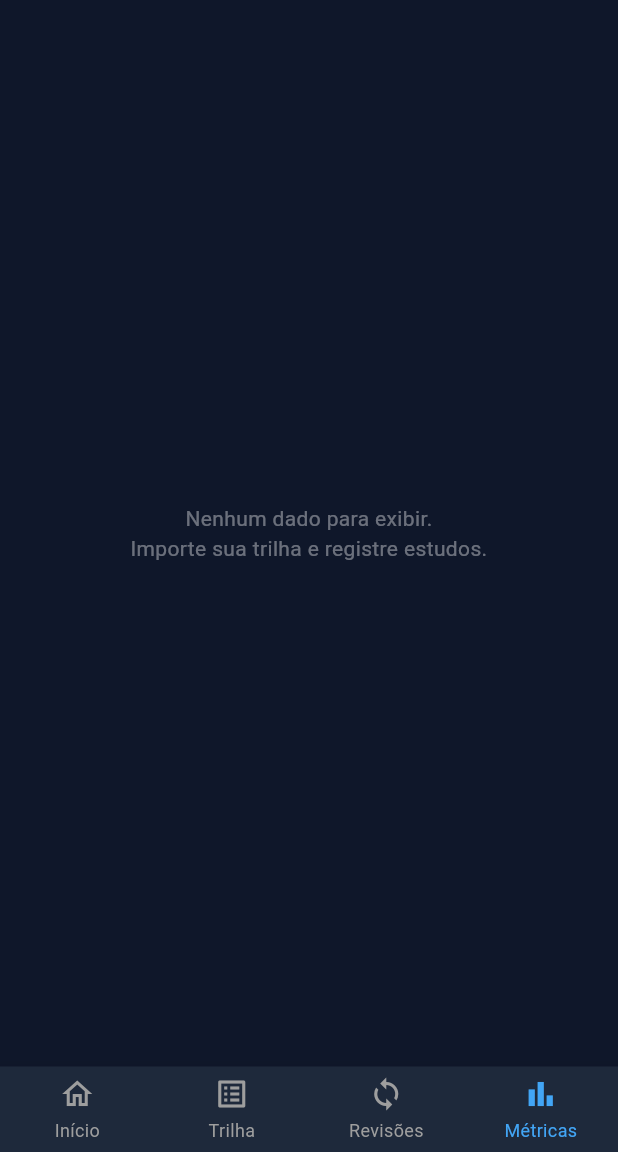
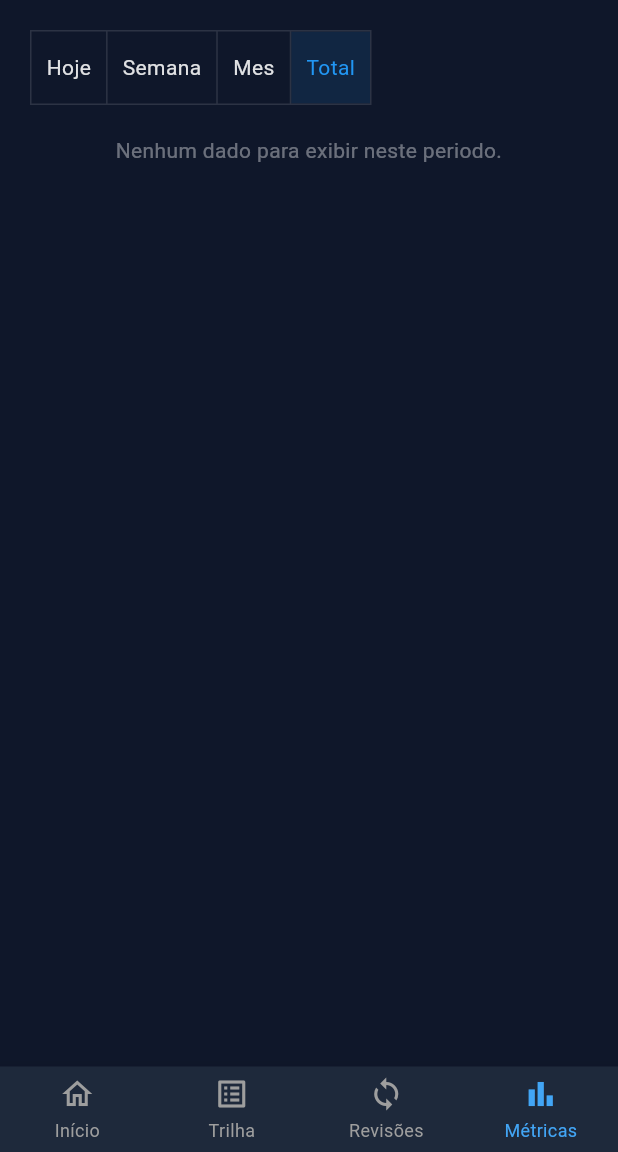
Before and after one commit to Eudberg/zion_mind_pro, a Flutter app: the screen it shows after launch, item 4 of the bottom bar chosen, on a phone screen of 412 x 824 dp, the part 84-1236 px from its top. Run offline on Flutter 3.47's test engine with Material 3 defaults, Android fonts, the phone set to English and light mode, and no system bars; our stand-ins replace csv, file_picker, percent_indicator, shared_preferences, sqflite; accounts and stored records are empty.

Commit message:
etapa 7 - completa - rodando

```diff
--- a/lib/controllers/trilha_controller.dart
+++ b/lib/controllers/trilha_controller.dart
@@ -2,6 +2,7 @@ import 'package:flutter/material.dart';
 import 'package:shared_preferences/shared_preferences.dart';
 import '../models/tarefa_trilha.dart';
 import '../models/sessao_estudo.dart';
+import '../models/periodo_metrica.dart';
 import '../database/tarefas_trilha_dao.dart';
 import '../database/sessoes_dao.dart';
 import '../database/materias_dao.dart';
@@ -107,6 +108,74 @@ class TrilhaController extends ChangeNotifier {
         'minutosPlanejados': tempoTotal.toDouble(),
       };
     });
+    return resultados;
+  }
+
+  Map<String, Map<String, double>> metricasPorMateriaPeriodo(PeriodoMetrica p) {
+    if (p == PeriodoMetrica.total) {
+      return metricasPorMateria;
+    }
+
+    final now = DateTime.now();
+    final today = DateTime(now.year, now.month, now.day);
+    DateTime inicio = today;
+
+    if (p == PeriodoMetrica.semana) {
+      inicio = today.subtract(const Duration(days: 6));
+    } else if (p == PeriodoMetrica.mes) {
+      inicio = today.subtract(const Duration(days: 29));
+    }
+
+    bool incluiNoPeriodo(DateTime? dataConclusao) {
+      if (dataConclusao == null) return false;
+      final d = DateTime(
+        dataConclusao.year,
+        dataConclusao.month,
+        dataConclusao.day,
+      );
+      if (p == PeriodoMetrica.hoje) {
+        return d == today;
+      }
+      return (d.isAfter(inicio) || d.isAtSameMomentAs(inicio)) &&
+          (d.isBefore(today) || d.isAtSameMomentAs(today));
+    }
+
+    final planejado = <String, double>{};
+    final realizado = <String, double>{};
+    final acertos = <String, double>{};
+    final totalQuestoes = <String, double>{};
+
+    for (final t in _tarefas) {
+      if (!incluiNoPeriodo(t.dataConclusao)) continue;
+
+      planejado[t.disciplina] =
+          (planejado[t.disciplina] ?? 0) + t.chPlanejadaMin;
+      realizado[t.disciplina] =
+          (realizado[t.disciplina] ?? 0) + (t.chEfetivaMin ?? 0);
+
+      if (t.questoes != null && t.questoes! > 0) {
+        totalQuestoes[t.disciplina] =
+            (totalQuestoes[t.disciplina] ?? 0) + t.questoes!;
+        acertos[t.disciplina] = (acertos[t.disciplina] ?? 0) + (t.acertos ?? 0);
+      }
+    }
+
+    final resultados = <String, Map<String, double>>{};
+    planejado.forEach((disciplina, tempoTotal) {
+      final realizadoFinal = realizado[disciplina] ?? 0;
+      final progresso = tempoTotal > 0 ? realizadoFinal / tempoTotal : 0.0;
+      final precisao = (totalQuestoes[disciplina] ?? 0) > 0
+          ? (acertos[disciplina] ?? 0) / totalQuestoes[disciplina]!
+          : 0.0;
+
+      resultados[disciplina] = {
+        'progresso': progresso,
+        'precisao': precisao,
+        'minutosRealizados': realizadoFinal.toDouble(),
+        'minutosPlanejados': tempoTotal.toDouble(),
+      };
+    });
+
     return resultados;
   }
 
--- /dev/null
+++ b/lib/models/periodo_metrica.dart
@@ -0,0 +1 @@
+enum PeriodoMetrica { hoje, semana, mes, total }
--- a/lib/screens/tela_estatisticas.dart
+++ b/lib/screens/tela_estatisticas.dart
@@ -1,39 +1,71 @@
 import 'package:flutter/material.dart';
 import 'package:provider/provider.dart';
+
 import '../controllers/trilha_controller.dart';
+import '../models/periodo_metrica.dart';
 
-/// ESTA É A CLASSE QUE ESTAVA FALTANDO: TelaEstatisticas
-/// Certifique-se de que o nome está exatamente assim.
-class TelaEstatisticas extends StatelessWidget {
+class TelaEstatisticas extends StatefulWidget {
   const TelaEstatisticas({super.key});
+
+  @override
+  State<TelaEstatisticas> createState() => _TelaEstatisticasState();
+}
+
+class _TelaEstatisticasState extends State<TelaEstatisticas> {
+  PeriodoMetrica _periodoSelecionado = PeriodoMetrica.total;
 
   @override
   Widget build(BuildContext context) {
     return Scaffold(
-      backgroundColor: const Color(0xFF0F172A), // Slate 900
+      backgroundColor: const Color(0xFF0F172A),
       body: Consumer<TrilhaController>(
         builder: (context, controller, _) {
-          return FutureBuilder<List<Map<String, dynamic>>>(
-            future: controller.metricasUnificadas(),
-            builder: (context, snapshot) {
-              if (snapshot.connectionState != ConnectionState.done) {
-                return const Center(child: CircularProgressIndicator());
-              }
-
-              final metricas = snapshot.data ?? [];
-              if (metricas.isEmpty) {
-                return const Center(
-                  child: Text(
-                    'Nenhum dado para exibir.\nImporte sua trilha e registre estudos.',
-                    textAlign: TextAlign.center,
-                    style: TextStyle(color: Colors.white38),
-                  ),
-                );
-              }
+          final metricas = controller.metricasPorMateriaPeriodo(_periodoSelecionado);
 
           return ListView(
             padding: const EdgeInsets.all(20),
             children: [
+              ToggleButtons(
+                isSelected: [
+                  _periodoSelecionado == PeriodoMetrica.hoje,
+                  _periodoSelecionado == PeriodoMetrica.semana,
+                  _periodoSelecionado == PeriodoMetrica.mes,
+                  _periodoSelecionado == PeriodoMetrica.total,
+                ],
+                onPressed: (index) {
+                  setState(() {
+                    _periodoSelecionado = PeriodoMetrica.values[index];
+                  });
+                },
+                children: const [
+                  Padding(
+                    padding: EdgeInsets.symmetric(horizontal: 10),
+                    child: Text('Hoje'),
+                  ),
+                  Padding(
+                    padding: EdgeInsets.symmetric(horizontal: 10),
+                    child: Text('Semana'),
+                  ),
+                  Padding(
+                    padding: EdgeInsets.symmetric(horizontal: 10),
+                    child: Text('Mes'),
+                  ),
+                  Padding(
+                    padding: EdgeInsets.symmetric(horizontal: 10),
+                    child: Text('Total'),
+                  ),
+                ],
+              ),
+              const SizedBox(height: 20),
+              if (metricas.isEmpty)
+                const Center(
+                  child: Text(
+                    'Nenhum dado para exibir neste periodo.',
+                    textAlign: TextAlign.center,
+                    style: TextStyle(color: Colors.white38),
+                  ),
+                )
+              else ...[
                 const Text(
                   'Tempo Estudado (min)',
                   style: TextStyle(
@@ -43,23 +75,17 @@ class TelaEstatisticas extends StatelessWidget {
                   ),
                 ),
                 const SizedBox(height: 20),
-                  ...metricas.map((e) {
-                    final minPlanejado = (e['minutosPlanejados'] as int?) ?? 0;
-                    final minRealizado = (e['minutosRealizados'] as int?) ?? 0;
-                    final progresso = minPlanejado > 0
-                        ? minRealizado / minPlanejado
-                        : 0.0;
-
-                    return _MateriaProgressoCard(
-                      nome: (e['materia'] as String?) ?? '',
-                      progresso: progresso.clamp(0.0, 1.0),
-                      minRealizado: minRealizado,
-                      minTotal: minPlanejado,
-                    );
-                  }),
+                ...metricas.entries.map(
+                  (e) => _MateriaProgressoCard(
+                    nome: e.key,
+                    progresso: e.value['progresso'] ?? 0.0,
+                    minRealizado: (e.value['minutosRealizados'] ?? 0).toInt(),
+                    minTotal: (e.value['minutosPlanejados'] ?? 0).toInt(),
+                  ),
+                ),
                 const SizedBox(height: 30),
                 const Text(
-                    'Desempenho (Questões)',
+                  'Desempenho (Questoes)',
                   style: TextStyle(
                     color: Colors.white,
                     fontSize: 18,
@@ -67,15 +93,14 @@ class TelaEstatisticas extends StatelessWidget {
                   ),
                 ),
                 const SizedBox(height: 20),
-                  ...metricas.map(
+                ...metricas.entries.map(
                   (e) => _MateriaPrecisaoRow(
-                      nome: (e['materia'] as String?) ?? '',
-                      precisao: (e['desempenho'] as double?) ?? 0.0,
+                    nome: e.key,
+                    precisao: e.value['precisao'] ?? 0.0,
                   ),
                 ),
               ],
-              );
-            },
+            ],
           );
         },
       ),
@@ -125,7 +150,7 @@ class _MateriaProgressoCard extends StatelessWidget {
           ),
           const SizedBox(height: 8),
           LinearProgressIndicator(
-            value: progresso,
+            value: progresso.clamp(0.0, 1.0),
             backgroundColor: Colors.white10,
             color: Colors.blueAccent,
             minHeight: 8,
```
Lines whose indentation alone changed are shown as unchanged.
